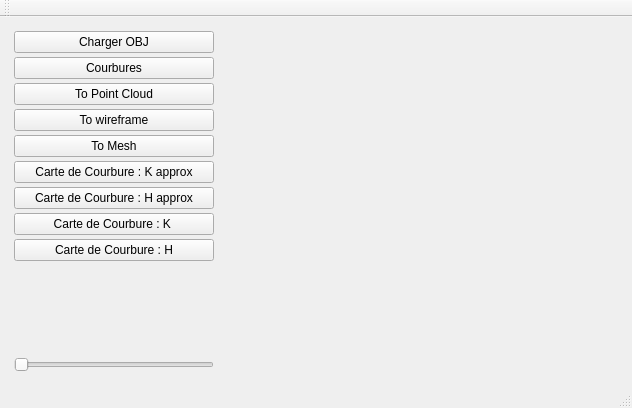
ME220397/Courbures-discretes, file starterLight/mainwindow.ui: the form before one commit.
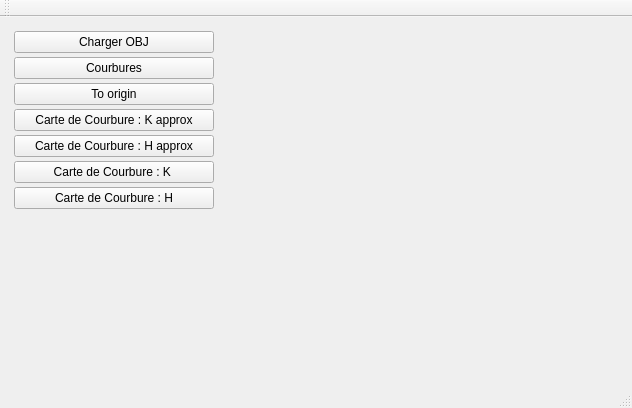
The form after the commit. Custom widgets are drawn as their Qt base class.

```diff
--- a/starterLight/mainwindow.ui
+++ b/starterLight/mainwindow.ui
@@ -68,21 +68,7 @@
        <item>
         <widget class="QPushButton" name="pushButton_PC">
          <property name="text">
-          <string>To Point Cloud</string>
-         </property>
-        </widget>
-       </item>
-       <item>
-        <widget class="QPushButton" name="pushButton_WF">
-         <property name="text">
-          <string>To wireframe</string>
-         </property>
-        </widget>
-       </item>
-       <item>
-        <widget class="QPushButton" name="pushButton_Me">
-         <property name="text">
-          <string>To Mesh</string>
+          <string>To origin</string>
          </property>
         </widget>
        </item>
@@ -127,19 +113,6 @@
          </property>
         </spacer>
        </item>
-       <item>
-        <widget class="QSlider" name="horizontalSlider">
-         <property name="minimum">
-          <number>0</number>
-         </property>
-         <property name="maximum">
-          <number>30</number>
-         </property>
-         <property name="orientation">
-          <enum>Qt::Horizontal</enum>
-         </property>
-        </widget>
-       </item>
       </layout>
      </widget>
     </item>
```
Left out of the diff: 2 changed lines with no effect on the pictures.
